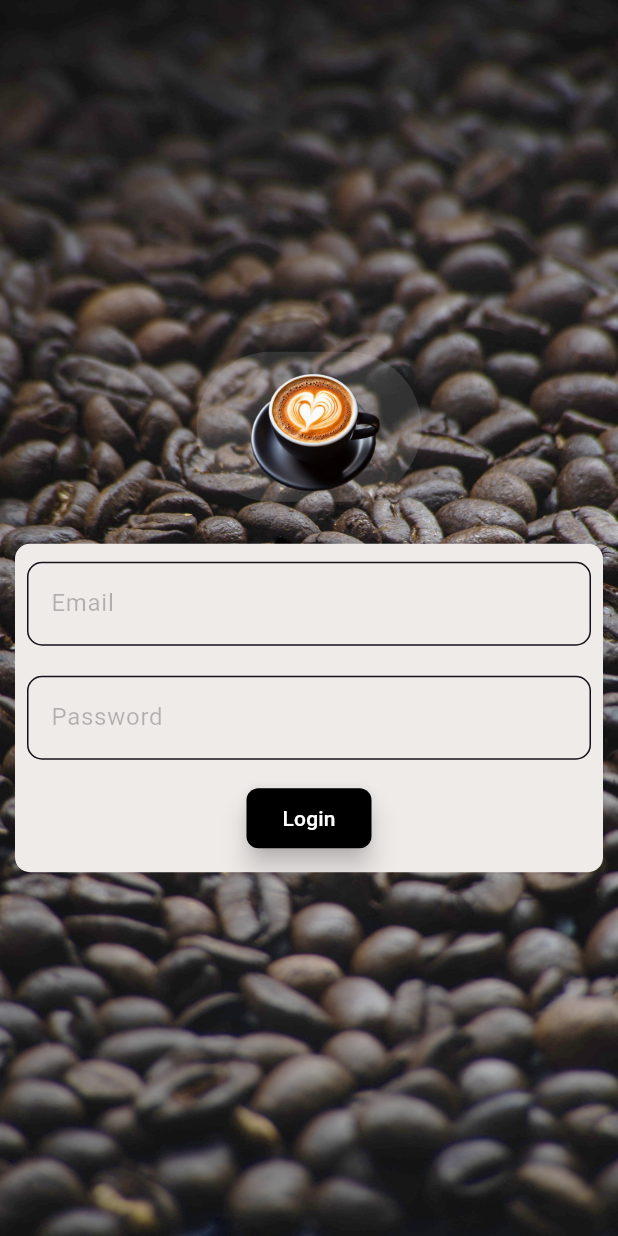
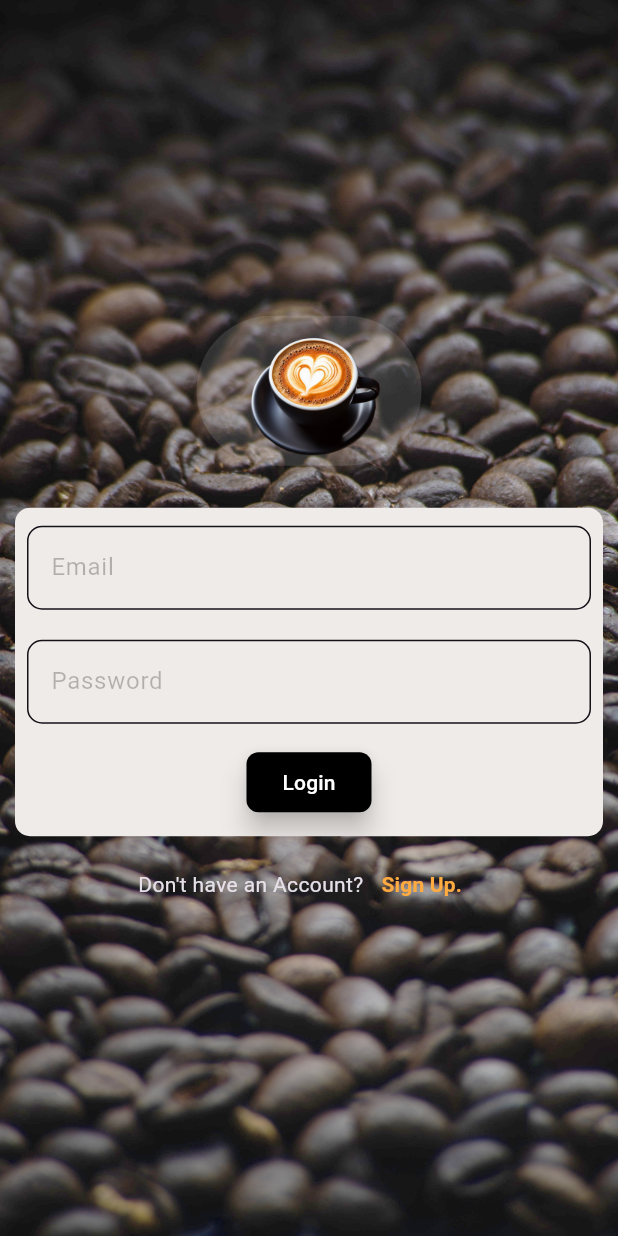
Before and after one commit to NourCodes/Flutter-Coffee-Shop-App, a Flutter app: the screen it shows after launch, after a tap on "Login.", on a phone screen of 412 x 824 dp. Run offline on Flutter 3.47's test engine with Material 3 defaults, Android fonts, the phone set to English and light mode, and no system bars; our stand-ins replace firebase_core, fluttertoast; accounts and stored records are empty; generated files the repository leaves out were written again.

Commit message:
Added Sign Up option to login screen

```diff
--- a/lib/pages/login_screen.dart
+++ b/lib/pages/login_screen.dart
@@ -1,4 +1,4 @@
-import 'package:flutter/cupertino.dart';
+import 'package:coffee_shop_app/pages/signup_screen.dart';
 import 'package:flutter/material.dart';
 
 class LoginScreen extends StatefulWidget {
@@ -122,6 +122,28 @@ class _LoginScreenState extends State<LoginScreen> {
                 ),
               ),
             ),
+            Row(
+              mainAxisAlignment: MainAxisAlignment.center,
+              children: [
+                const Text("Don't have an Account?"),
+                TextButton(
+                  child: const Text(
+                    "Sign Up.",
+                    style: TextStyle(
+                      color: Colors.orangeAccent,
+                      fontWeight: FontWeight.bold,
+                    ),
+                  ),
+                  onPressed: () {
+                    Navigator.of(context).push(
+                      MaterialPageRoute(
+                        builder: (context) => const SignupScreen(),
+                      ),
+                    );
+                  },
+                ),
+              ],
+            ),
           ],
         ),
       ),
--- a/lib/pages/signup_screen.dart
+++ b/lib/pages/signup_screen.dart
@@ -116,7 +116,7 @@ class _SignupScreenState extends State<SignupScreen> {
                         ),
                         onPressed: () {},
                         child: const Text(
-                          "Sign In",
+                          "Sign Up",
                           style: TextStyle(color: Colors.white),
                         ),
                       ),
```
